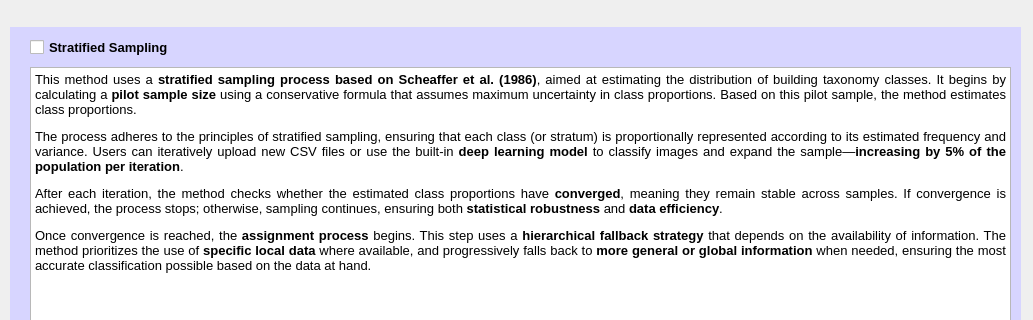
First picture: the form in gui_template/extrapolation_emerg.ui, repository GEMScienceTools/RUBIC-AI, before the edit; both pictures show x 0 to 1033 and y 393 to 713 of the 1033 by 842 pixel window.
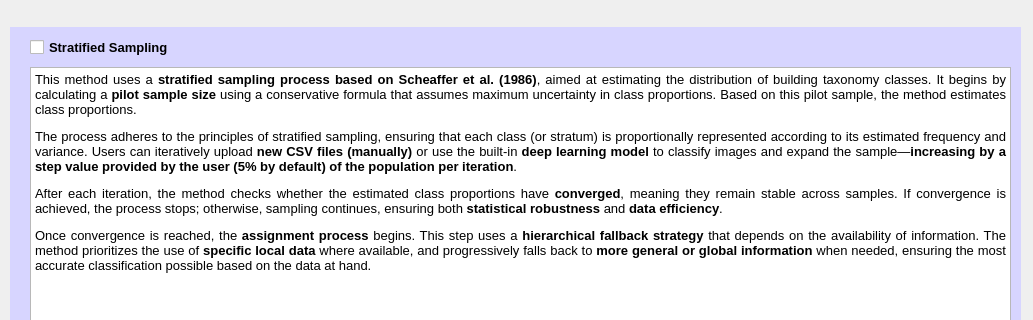
Second picture: the form after the edit.

Commit message: stratified new data method

What changed in the file:
```diff
--- a/gui_template/extrapolation_emerg.ui
+++ b/gui_template/extrapolation_emerg.ui
@@ -121,7 +121,7 @@
 p, li { white-space: pre-wrap; }
 &lt;/style&gt;&lt;/head&gt;&lt;body style=&quot; font-family:'MS Shell Dlg 2'; font-size:7.8pt; font-weight:400; font-style:normal;&quot;&gt;
 &lt;p align=&quot;justify&quot; style=&quot; margin-top:12px; margin-bottom:12px; margin-left:0px; margin-right:0px; -qt-block-indent:0; text-indent:0px;&quot;&gt;&lt;span style=&quot; font-size:10pt;&quot;&gt;This method uses a &lt;/span&gt;&lt;span style=&quot; font-size:10pt; font-weight:600;&quot;&gt;stratified sampling process based on Scheaffer et al. (1986)&lt;/span&gt;&lt;span style=&quot; font-size:10pt;&quot;&gt;, aimed at estimating the distribution of building taxonomy classes. It begins by calculating a &lt;/span&gt;&lt;span style=&quot; font-size:10pt; font-weight:600;&quot;&gt;pilot sample size&lt;/span&gt;&lt;span style=&quot; font-size:10pt;&quot;&gt; using a conservative formula that assumes maximum uncertainty in class proportions. Based on this pilot sample, the method estimates class proportions.&lt;/span&gt;&lt;/p&gt;
-&lt;p align=&quot;justify&quot; style=&quot; margin-top:12px; margin-bottom:12px; margin-left:0px; margin-right:0px; -qt-block-indent:0; text-indent:0px;&quot;&gt;&lt;span style=&quot; font-size:10pt;&quot;&gt;The process adheres to the principles of stratified sampling, ensuring that each class (or stratum) is proportionally represented according to its estimated frequency and variance. Users can iteratively upload new CSV files or use the built-in &lt;/span&gt;&lt;span style=&quot; font-size:10pt; font-weight:600;&quot;&gt;deep learning model&lt;/span&gt;&lt;span style=&quot; font-size:10pt;&quot;&gt; to classify images and expand the sample—&lt;/span&gt;&lt;span style=&quot; font-size:10pt; font-weight:600;&quot;&gt;increasing by 5% of the population per iteration&lt;/span&gt;&lt;span style=&quot; font-size:10pt;&quot;&gt;.&lt;/span&gt;&lt;/p&gt;
+&lt;p align=&quot;justify&quot; style=&quot; margin-top:12px; margin-bottom:12px; margin-left:0px; margin-right:0px; -qt-block-indent:0; text-indent:0px;&quot;&gt;&lt;span style=&quot; font-size:10pt;&quot;&gt;The process adheres to the principles of stratified sampling, ensuring that each class (or stratum) is proportionally represented according to its estimated frequency and variance. Users can iteratively upload &lt;/span&gt;&lt;span style=&quot; font-size:10pt; font-weight:600;&quot;&gt;new&lt;/span&gt;&lt;span style=&quot; font-size:10pt;&quot;&gt; &lt;/span&gt;&lt;span style=&quot; font-size:10pt; font-weight:600;&quot;&gt;CSV files (manually)&lt;/span&gt;&lt;span style=&quot; font-size:10pt;&quot;&gt; or use the built-in &lt;/span&gt;&lt;span style=&quot; font-size:10pt; font-weight:600;&quot;&gt;deep learning model&lt;/span&gt;&lt;span style=&quot; font-size:10pt;&quot;&gt; to classify images and expand the sample—&lt;/span&gt;&lt;span style=&quot; font-size:10pt; font-weight:600;&quot;&gt;increasing by a step value provided by the user (5% by default) of the population per iteration&lt;/span&gt;&lt;span style=&quot; font-size:10pt;&quot;&gt;.&lt;/span&gt;&lt;/p&gt;
 &lt;p align=&quot;justify&quot; style=&quot; margin-top:12px; margin-bottom:12px; margin-left:0px; margin-right:0px; -qt-block-indent:0; text-indent:0px;&quot;&gt;&lt;span style=&quot; font-size:10pt;&quot;&gt;After each iteration, the method checks whether the estimated class proportions have &lt;/span&gt;&lt;span style=&quot; font-size:10pt; font-weight:600;&quot;&gt;converged&lt;/span&gt;&lt;span style=&quot; font-size:10pt;&quot;&gt;, meaning they remain stable across samples. If convergence is achieved, the process stops; otherwise, sampling continues, ensuring both &lt;/span&gt;&lt;span style=&quot; font-size:10pt; font-weight:600;&quot;&gt;statistical robustness&lt;/span&gt;&lt;span style=&quot; font-size:10pt;&quot;&gt; and &lt;/span&gt;&lt;span style=&quot; font-size:10pt; font-weight:600;&quot;&gt;data efficiency&lt;/span&gt;&lt;span style=&quot; font-size:10pt;&quot;&gt;.&lt;/span&gt;&lt;/p&gt;
 &lt;p align=&quot;justify&quot; style=&quot; margin-top:12px; margin-bottom:12px; margin-left:0px; margin-right:0px; -qt-block-indent:0; text-indent:0px;&quot;&gt;&lt;span style=&quot; font-size:10pt;&quot;&gt;Once convergence is reached, the &lt;/span&gt;&lt;span style=&quot; font-size:10pt; font-weight:600;&quot;&gt;assignment process&lt;/span&gt;&lt;span style=&quot; font-size:10pt;&quot;&gt; begins. This step uses a &lt;/span&gt;&lt;span style=&quot; font-size:10pt; font-weight:600;&quot;&gt;hierarchical fallback strategy&lt;/span&gt;&lt;span style=&quot; font-size:10pt;&quot;&gt; that depends on the availability of information. The method prioritizes the use of &lt;/span&gt;&lt;span style=&quot; font-size:10pt; font-weight:600;&quot;&gt;specific local data&lt;/span&gt;&lt;span style=&quot; font-size:10pt;&quot;&gt; where available, and progressively falls back to &lt;/span&gt;&lt;span style=&quot; font-size:10pt; font-weight:600;&quot;&gt;more general or global information&lt;/span&gt;&lt;span style=&quot; font-size:10pt;&quot;&gt; when needed, ensuring the most accurate classification possible based on the data at hand.&lt;/span&gt;&lt;/p&gt;&lt;/body&gt;&lt;/html&gt;</string>
     </property>
```
The commit also changes 53 other files.
